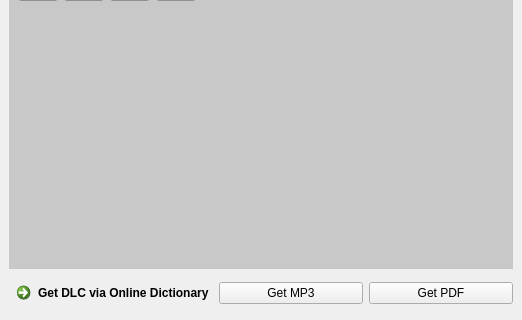
This is design/main.ui in kokimame/joytan as Qt 5 draws it before an edit; both pictures show x 0 to 522 and y 316 to 636 of the 522 by 636 pixel window. The edited form follows.
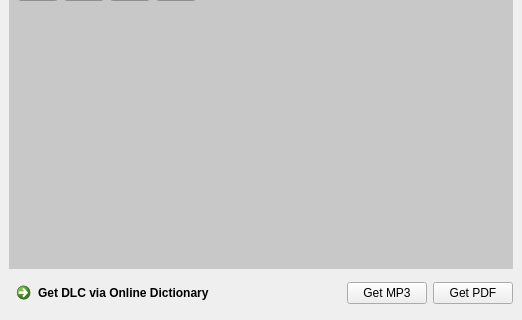
This is the edited form.

What changed in the file:
```diff
--- a/design/main.ui
+++ b/design/main.ui
@@ -73,22 +73,35 @@
      </layout>
     </item>
     <item>
-     <layout class="QGridLayout" name="gridLayout">
-      <item row="0" column="0">
+     <layout class="QHBoxLayout" name="horizontalLayout_2">
+      <item>
        <widget class="QCommandLinkButton" name="dlcButton">
         <property name="text">
          <string>Get DLC via Online Dictionary</string>
         </property>
        </widget>
       </item>
-      <item row="0" column="1">
+      <item>
+       <spacer name="horizontalSpacer_2">
+        <property name="orientation">
+         <enum>Qt::Horizontal</enum>
+        </property>
+        <property name="sizeHint" stdset="0">
+         <size>
+          <width>40</width>
+          <height>20</height>
+         </size>
+        </property>
+       </spacer>
+      </item>
+      <item>
        <widget class="QPushButton" name="mp3Button">
         <property name="text">
          <string>Get MP3</string>
         </property>
        </widget>
       </item>
-      <item row="0" column="2">
+      <item>
        <widget class="QPushButton" name="pdfButton">
         <property name="text">
          <string>Get PDF</string>
```
